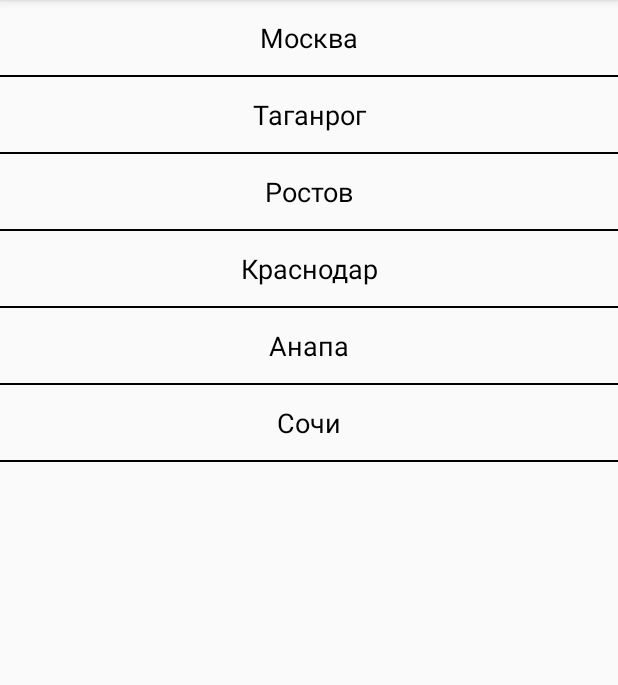
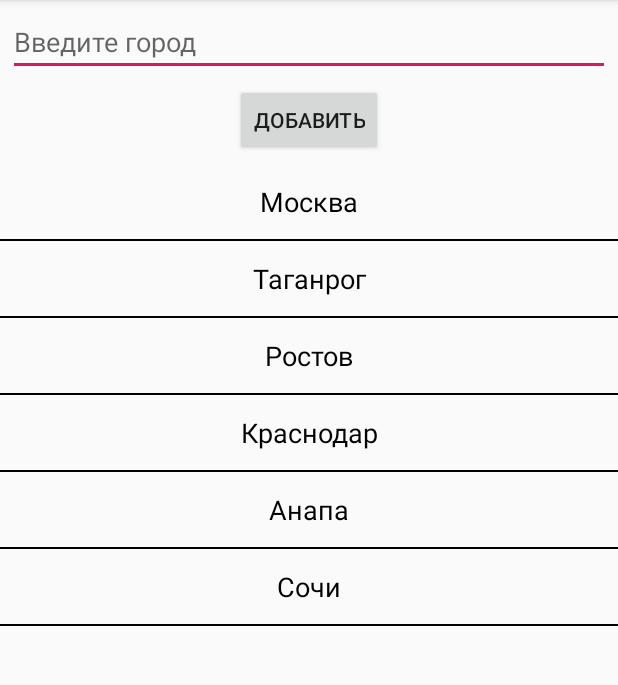
Before and after one commit to Ivan7771998/WeatherApplication, an Android app: the screen it shows after launch (MainActivity), on a phone screen of 412 x 824 dp, the part 84-769 px from its top. Run offline under Robolectric (Android 15) with nearby library versions, the phone set to English and light mode, and no system bars.

Commit message:
finish homework6 part2

```diff
--- a/app/src/main/java/com/geekbrains/weatherapplication/IWeatherPresenter.java
+++ b/app/src/main/java/com/geekbrains/weatherapplication/IWeatherPresenter.java
@@ -1,8 +1,11 @@
 package com.geekbrains.weatherapplication;
 
 import android.os.Bundle;
+import android.view.View;
 
 interface IWeatherPresenter {
+
+    void initViewComponent(View view);
 
     void initList();
 
--- a/app/src/main/java/com/geekbrains/weatherapplication/WeatherPresenter.java
+++ b/app/src/main/java/com/geekbrains/weatherapplication/WeatherPresenter.java
@@ -8,6 +8,8 @@ import android.content.res.TypedArray;
 import android.os.Bundle;
 import android.view.View;
 import android.widget.ArrayAdapter;
+import android.widget.Button;
+import android.widget.EditText;
 import android.widget.ListView;
 import android.widget.TextView;
 
@@ -18,24 +20,25 @@ import androidx.recyclerview.widget.RecyclerView;
 import com.geekbrains.weatherapplication.adapters.RecyclerViewAdapterCity;
 import com.geekbrains.weatherapplication.fragments.CoatOfArmsFragment;
 
+import java.util.ArrayList;
+import java.util.Arrays;
 import java.util.Objects;
 
 public class WeatherPresenter implements IWeatherPresenter {
 
-    private ListView listView;
     private Context context;
     private Activity activity;
     private TextView emptyTextView; //И чтобы установить пустую View тоже метода нет у Recycler
     private boolean isExistCoatOfArms;  // Можно ли расположить рядом фрагмент с гербом
     private int currentPosition = 0;    // Текущая позиция (выбранный город)
     private RecyclerView mRecyclerView;
-    private RecyclerViewAdapterCity adapter;
+    private RecyclerViewAdapterCity adapterCity;
+    private EditText addCityText;
+    private Button btnAddCity;
 
-    public WeatherPresenter(Activity activity, Context context, RecyclerView recyclerView, TextView emptyTextView) {
-        this.mRecyclerView = recyclerView;
+    public WeatherPresenter(Activity activity, Context context) {
         this.context = context;
         this.activity = activity;
-        this.emptyTextView = emptyTextView;
     }
 
     @Override
@@ -52,14 +55,33 @@ public class WeatherPresenter implements IWeatherPresenter {
     }
 
     @Override
+    public void initViewComponent(View view) {
+        mRecyclerView = view.findViewById(R.id.cities_list_view);
+        emptyTextView = view.findViewById(R.id.cities_list_empty_view);
+        addCityText = view.findViewById(R.id.add_new_city);
+        btnAddCity = view.findViewById(R.id.id_btn_add_city);
+    }
+
+    private void addNewCity() {
+        btnAddCity.setOnClickListener(v -> {
+            if (addCityText.getText().length() != 0) {
+                adapterCity.addItem(addCityText.getText().toString());
+            }
+        });
+    }
+
+    @Override
     public void initList() {
         LinearLayoutManager layoutManager = new LinearLayoutManager(activity.getBaseContext());
         mRecyclerView.setLayoutManager(layoutManager);
-        mRecyclerView.setAdapter(new RecyclerViewAdapterCity(activity
-                .getResources().getStringArray(R.array.name_city), position -> {
+
+        adapterCity = new RecyclerViewAdapterCity(new ArrayList<>(Arrays.asList(activity
+                .getResources().getStringArray(R.array.name_city))), position -> {
             currentPosition = position;
             showCoatOfArms();
-        }));
+        });
+        mRecyclerView.setAdapter(adapterCity);
+        addNewCity();
     }
 
     private void showCoatOfArms() {
--- a/app/src/main/java/com/geekbrains/weatherapplication/adapters/RecyclerViewAdapterCity.java
+++ b/app/src/main/java/com/geekbrains/weatherapplication/adapters/RecyclerViewAdapterCity.java
@@ -5,21 +5,30 @@ import android.view.LayoutInflater;
 import android.view.View;
 import android.view.ViewGroup;
 import android.widget.TextView;
+
 import androidx.annotation.NonNull;
 import androidx.recyclerview.widget.RecyclerView;
 
 import com.geekbrains.weatherapplication.R;
 
+import java.util.ArrayList;
+import java.util.List;
+
 public class RecyclerViewAdapterCity extends RecyclerView.Adapter<RecyclerViewAdapterCity.ViewHolder> {
 
-    private String[] data;
+    private ArrayList<String> data;
     private OnItemClickListener listener;
 
-    public RecyclerViewAdapterCity(String[] data, OnItemClickListener listener) {
+    public RecyclerViewAdapterCity(ArrayList<String> data, OnItemClickListener listener) {
         if (data != null) {
             this.data = data;
             this.listener = listener;
         }
+    }
+
+    public void addItem(String newCity) {
+        data.add(1, newCity);
+        notifyItemInserted(1);
     }
 
     @NonNull
@@ -33,7 +42,7 @@ public class RecyclerViewAdapterCity extends RecyclerView.Adapter<RecyclerViewAd
 
     @Override
     public void onBindViewHolder(@NonNull ViewHolder holder, int position) {
-        holder.textCity.setText(data[position]);
+        holder.textCity.setText(data.get(position));
         holder.textCity.setOnClickListener(view -> {
             listener.onItemClick(position);
         });
@@ -41,7 +50,7 @@ public class RecyclerViewAdapterCity extends RecyclerView.Adapter<RecyclerViewAd
 
     @Override
     public int getItemCount() {
-        return data.length;
+        return data.size();
     }
 
     class ViewHolder extends RecyclerView.ViewHolder {
--- a/app/src/main/java/com/geekbrains/weatherapplication/fragments/CitiesFragment.java
+++ b/app/src/main/java/com/geekbrains/weatherapplication/fragments/CitiesFragment.java
@@ -4,6 +4,8 @@ import android.os.Bundle;
 import android.view.LayoutInflater;
 import android.view.View;
 import android.view.ViewGroup;
+import android.widget.Button;
+import android.widget.EditText;
 import android.widget.TextView;
 
 import androidx.annotation.NonNull;
@@ -33,9 +35,8 @@ public class CitiesFragment extends Fragment {
     }
 
     private void initViews(View view) {
-        RecyclerView mRecyclerView = view.findViewById(R.id.cities_list_view);
-        TextView emptyTextView = view.findViewById(R.id.cities_list_empty_view);
-        weatherPresenter = new WeatherPresenter(getActivity(), getContext(), mRecyclerView, emptyTextView);
+        weatherPresenter = new WeatherPresenter(getActivity(), getContext());
+        weatherPresenter.initViewComponent(view);
     }
 
     @Override
--- a/app/src/main/res/layout/fragment_list_cities.xml
+++ b/app/src/main/res/layout/fragment_list_cities.xml
@@ -4,10 +4,28 @@
     android:layout_height="match_parent"
     android:orientation="vertical">
 
+    <EditText
+        android:id="@+id/add_new_city"
+        android:layout_width="match_parent"
+        android:layout_marginStart="5dp"
+        android:layout_marginEnd="5dp"
+        android:layout_marginTop="5dp"
+        android:layout_height="wrap_content"
+        android:hint="@string/input_city"/>
+
+    <Button
+        android:id="@+id/id_btn_add_city"
+        android:layout_width="wrap_content"
+        android:layout_height="wrap_content"
+        android:layout_gravity="center"
+        android:layout_marginTop="5dp"
+        android:layout_marginBottom="5dp"
+        android:text="@string/btn_add_city" />
+
     <androidx.recyclerview.widget.RecyclerView
         android:id="@+id/cities_list_view"
         android:layout_width="match_parent"
-        android:layout_height="match_parent"/>
+        android:layout_height="match_parent" />
 
     <TextView
         android:id="@+id/cities_list_empty_view"
--- a/app/src/main/res/values/strings.xml
+++ b/app/src/main/res/values/strings.xml
@@ -9,6 +9,8 @@
     <string name="time">Время</string>
     <string name="empty_list">Empty list</string>
     <string name="temperature">Температура</string>
+    <string name="input_city">Введите город</string>
+    <string name="btn_add_city">Добавить</string>
 
     <array name="name_city">
 
```
